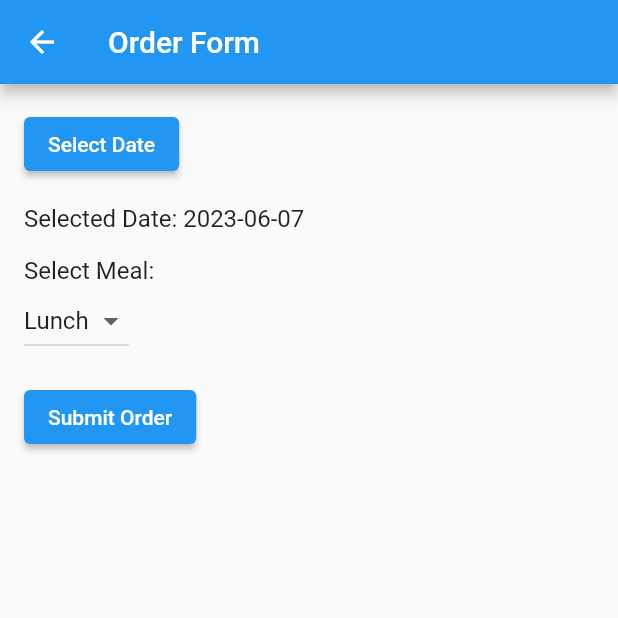
After one commit to vijit-saxena/protoFood, a Flutter app: the SkipTiffinView screen opened directly, after a tap on "Submit Order", on a phone screen of 412 x 824 dp, the top half of it. The commit adds this screen. Run offline on Flutter 3.47's test engine with Material 2 defaults, Android fonts, the phone set to English and light mode, and no system bars; our stand-ins replace firebase_auth, firebase_core, geolocator, google_maps_flutter, lottie, pinput; missing offline and left inert: razorpay_flutter; accounts and stored records are empty; network calls fail.

Commit message:
Skip Tiffin Process

```diff
--- /dev/null
+++ b/lib/data_models/skip_tiffin_data_model.dart
@@ -0,0 +1,38 @@
+class SkipTiffinDataModel {
+  final String skipId;
+  final String userId;
+  final String tiffinId;
+  final String date;
+  final String meal;
+  final String timeCreated;
+
+  SkipTiffinDataModel({
+    required this.skipId,
+    required this.userId,
+    required this.tiffinId,
+    required this.date,
+    required this.meal,
+    required this.timeCreated,
+  });
+
+  factory SkipTiffinDataModel.fromJson(Map<String, dynamic> json) {
+    return SkipTiffinDataModel(
+        skipId: json["skipId"],
+        userId: json["userId"],
+        tiffinId: json["tiffinId"],
+        date: json["date"],
+        meal: json["meal"],
+        timeCreated: json["timeCreated"]);
+  }
+
+  Map<String, dynamic> toJson() {
+    return {
+      "skipId": skipId,
+      "userId": userId,
+      "tiffinId": tiffinId,
+      "date": date,
+      "meal": meal,
+      "timeCreated": timeCreated,
+    };
+  }
+}
--- a/lib/views/extra_tiffin_view.dart
+++ b/lib/views/extra_tiffin_view.dart
@@ -43,7 +43,8 @@ class _ExtraTiffinViewState extends State<ExtraTiffinView> {
   @override
   void initState() {
     super.initState();
-    _selectedDate = DateTime.now();
+    var now = DateTime.now();
+    _selectedDate = DateTime(now.year, now.month, now.day);
     _selectedMeal = meals[0];
     _quantity = 1;
     _loadLocalData();
--- /dev/null
+++ b/lib/views/skip_tiffin_view.dart
@@ -0,0 +1,123 @@
+import 'package:flutter/material.dart';
+import 'package:protofood/auth/auth_service.dart';
+import 'package:protofood/config/constants.dart';
+import 'package:protofood/data_models/payment_data_model.dart';
+import 'package:protofood/data_models/skip_tiffin_data_model.dart';
+import 'package:protofood/dataplane/dataplane_service.dart';
+import 'package:protofood/views/payments_view.dart';
+import 'package:uuid/uuid.dart';
+
+class SkipTiffinView extends StatefulWidget {
+  const SkipTiffinView({super.key});
+
+  @override
+  State<SkipTiffinView> createState() => _SkipTiffinViewState();
+}
+
+class _SkipTiffinViewState extends State<SkipTiffinView> {
+  late DateTime _selectedDate;
+  late String _selectedMeal;
+
+  late final String _userPhoneNumber;
+  late final String _orderId;
+  late final String _tiffinId;
+
+  final List<String> meals = [Meal.Lunch.name, Meal.Dinner.name];
+
+  Future<void> _selectDate(BuildContext context) async {
+    final DateTime? pickedDate = await showDatePicker(
+      context: context,
+      initialDate: _selectedDate,
+      firstDate: DateTime.now(),
+      lastDate: DateTime.now().add(const Duration(days: DateTime.daysPerWeek)),
+    );
+
+    if (pickedDate != null && pickedDate != _selectedDate) {
+      setState(() {
+        _selectedDate = pickedDate;
+      });
+    }
+  }
+
+  @override
+  void initState() {
+    super.initState();
+    var now = DateTime.now();
+    _selectedDate = DateTime(now.year, now.month, now.day);
+    _selectedMeal = meals[0];
+    _loadLocalData();
+  }
+
+  _loadLocalData() async {
+    /*
+    userId, locationId, orderId,
+    */
+    Uuid orderGenerator = const Uuid();
+    _userPhoneNumber = AuthService.firebase().currentUser!.phoneNumber!;
+    _orderId = orderGenerator.v1();
+
+    _tiffinId = await DataplaneService.getUserActiveTiffinId(_userPhoneNumber);
+    print("TIFFIN : $_tiffinId");
+  }
+
+  @override
+  Widget build(BuildContext context) {
+    return Scaffold(
+      appBar: AppBar(
+        title: const Text('Order Form'),
+      ),
+      body: Padding(
+        padding: const EdgeInsets.all(16.0),
+        child: Column(
+          crossAxisAlignment: CrossAxisAlignment.start,
+          children: <Widget>[
+            ElevatedButton(
+              onPressed: () => _selectDate(context),
+              child: const Text('Select Date'),
+            ),
+            const SizedBox(height: 16.0),
+            Text(
+              'Selected Date: ${_selectedDate.toString().split(' ')[0]}',
+              style: const TextStyle(fontSize: 16.0),
+            ),
+            const SizedBox(height: 16.0),
+            const Text('Select Meal:', style: TextStyle(fontSize: 16.0)),
+            DropdownButton<String>(
+              value: _selectedMeal,
+              onChanged: (String? newValue) {
+                setState(() {
+                  _selectedMeal = newValue!;
+                });
+              },
+              items: meals.map<DropdownMenuItem<String>>((String value) {
+                return DropdownMenuItem<String>(
+                  value: value,
+                  child: Text(value),
+                );
+              }).toList(),
+            ),
+            const SizedBox(height: 16.0),
+            ElevatedButton(
+              onPressed: () async {
+                SkipTiffinDataModel model = SkipTiffinDataModel(
+                  skipId: _orderId,
+                  userId: _userPhoneNumber,
+                  tiffinId: _tiffinId,
+                  date: _selectedDate.toIso8601String(),
+                  meal: _selectedMeal,
+                  timeCreated: DateTime.now().toIso8601String(),
+                );
+
+                await DataplaneService.addNewSkipTiffinRecord(model)
+                    .then((value) => Navigator.pop(context));
+
+                print('EXTRA : Order submitted!');
+              },
+              child: const Text('Submit Order'),
+            ),
+          ],
+        ),
+      ),
+    );
+  }
+}
--- a/lib/views/taste_view.dart
+++ b/lib/views/taste_view.dart
@@ -30,7 +30,8 @@ class _TasteViewState extends State<TasteView> {
   @override
   void initState() {
     super.initState();
-    _selectedDate = DateTime.now();
+    var now = DateTime.now();
+    _selectedDate = DateTime(now.year, now.month, now.day);
     _selectedMeal = meals[0];
     _quantity = 1;
     _loadLocalData();
```
Also changed, not shown: lib/dataplane/dataplane_service.dart (+18 -0 lines), lib/views/home_view.dart (+8 -0 lines).
